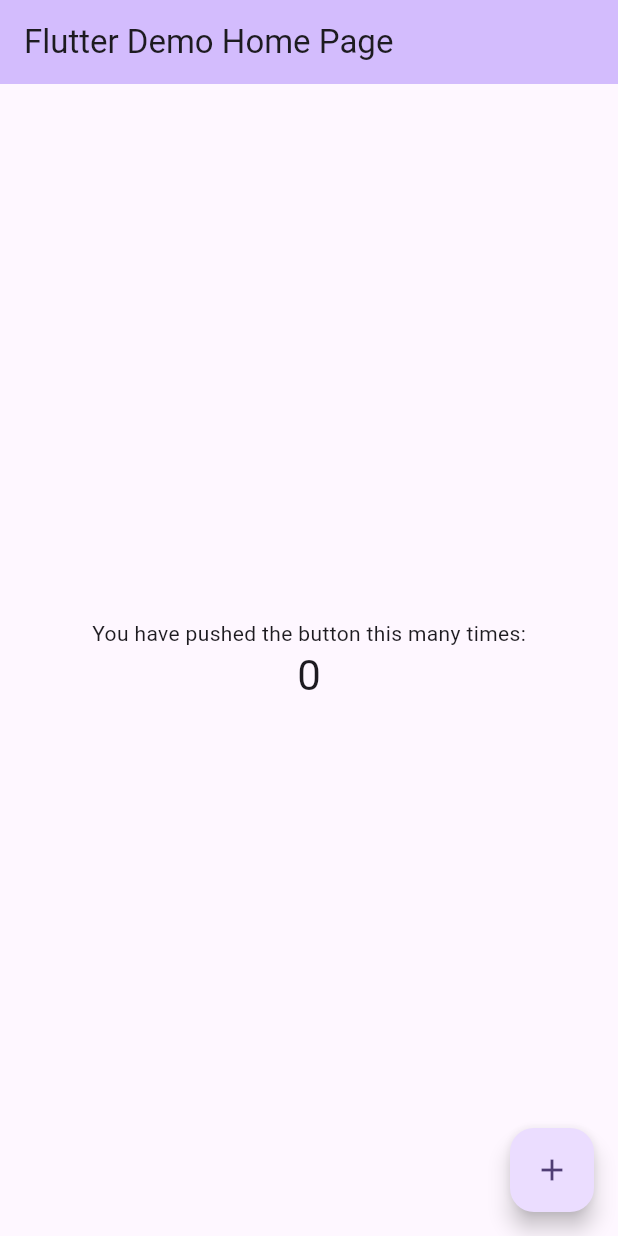
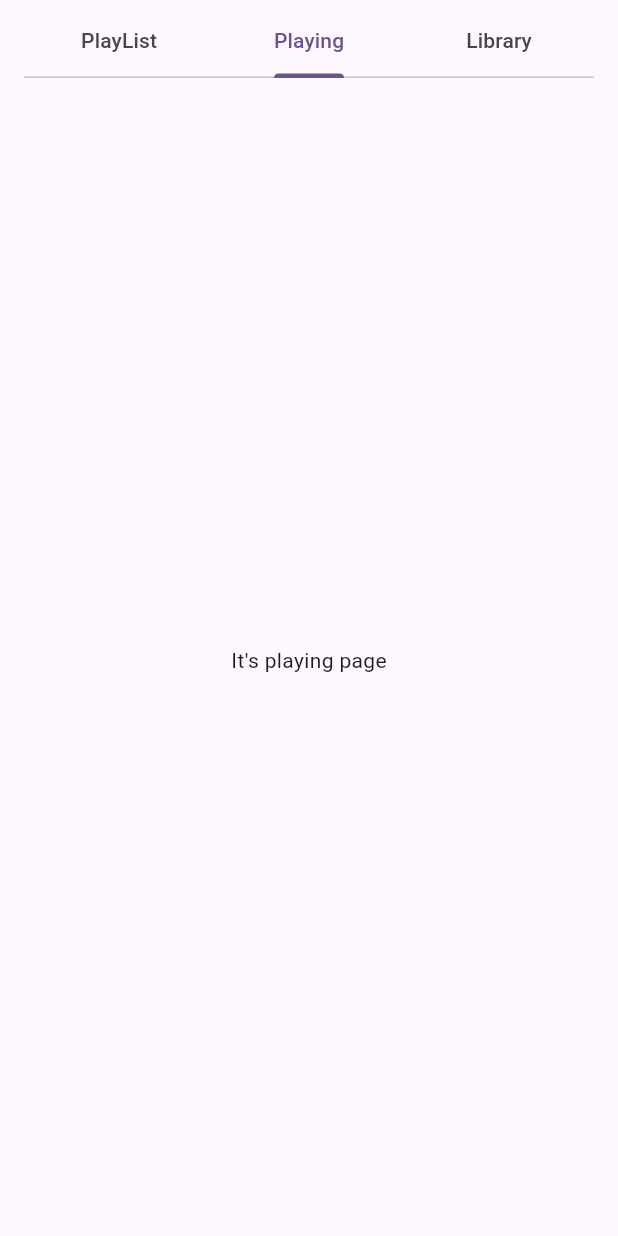
Before and after one commit to du2333/CS4750_Final_Project, a Flutter app: the screen it shows after launch, on a phone screen of 412 x 824 dp. Run offline on Flutter 3.47's test engine with Material 2 defaults, Android fonts, the phone set to English and light mode, and no system bars.

Commit message:
Created Basic Navigation and corresponding pages

```diff
--- /dev/null
+++ b/lib/Navigation/TopBarNav.dart
@@ -0,0 +1,40 @@
+import 'package:flutter/material.dart';
+import 'package:cloudjams/contentPages/LibraryPage.dart';
+import 'package:cloudjams/contentPages/PlayListPage.dart';
+import 'package:cloudjams/contentPages/PlayingPage.dart';
+
+class TopBarNavigation extends StatelessWidget {
+  const TopBarNavigation({super.key});
+
+  @override
+  Widget build(BuildContext context) {
+    return DefaultTabController(
+      initialIndex: 1,
+      length: 3,
+      child: Scaffold(
+        appBar: AppBar(
+          title: const TabBar(
+            tabs: <Widget>[
+              Tab(
+                child: Text("PlayList"),
+              ),
+              Tab(
+                child: Text("Playing"),
+              ),
+              Tab(
+                child: Text("Library"),
+              ),
+            ],
+          ),
+        ),
+        body: const TabBarView(
+          children: <Widget>[
+            PlayListPage(),
+            PlayingPage(),
+            LibraryPage(),
+          ],
+        ),
+      ),
+    );
+  }
+}
--- /dev/null
+++ b/lib/contentPages/PlayingPage.dart
@@ -0,0 +1,19 @@
+import 'package:flutter/material.dart';
+
+class PlayingPage extends StatefulWidget {
+  const PlayingPage({super.key});
+
+  @override
+  State<PlayingPage> createState() => _PlayingPageState();
+}
+
+class _PlayingPageState extends State<PlayingPage> {
+  @override
+  Widget build(BuildContext context) {
+    return const Scaffold(
+      body: Center(
+        child: Text("It's playing page"),
+      ),
+    );
+  }
+}
--- a/lib/main.dart
+++ b/lib/main.dart
@@ -1,4 +1,5 @@
 import 'package:flutter/material.dart';
+import 'Navigation/TopBarNav.dart';
 
 void main() {
   runApp(const MyApp());
@@ -31,95 +32,7 @@ class MyApp extends StatelessWidget {
         colorScheme: ColorScheme.fromSeed(seedColor: Colors.deepPurple),
         useMaterial3: true,
       ),
-      home: const MyHomePage(title: 'Flutter Demo Home Page'),
+      home: const TopBarNavigation(),
     );
   }
 }
-
-class MyHomePage extends StatefulWidget {
-  const MyHomePage({super.key, required this.title});
-
-  // This widget is the home page of your application. It is stateful, meaning
-  // that it has a State object (defined below) that contains fields that affect
-  // how it looks.
-
-  // This class is the configuration for the state. It holds the values (in this
-  // case the title) provided by the parent (in this case the App widget) and
-  // used by the build method of the State. Fields in a Widget subclass are
-  // always marked "final".
-
-  final String title;
-
-  @override
-  State<MyHomePage> createState() => _MyHomePageState();
-}
-
-class _MyHomePageState extends State<MyHomePage> {
-  int _counter = 0;
-
-  void _incrementCounter() {
-    setState(() {
-      // This call to setState tells the Flutter framework that something has
-      // changed in this State, which causes it to rerun the build method below
-      // so that the display can reflect the updated values. If we changed
-      // _counter without calling setState(), then the build method would not be
-      // called again, and so nothing would appear to happen.
-      _counter++;
-    });
-  }
-
-  @override
-  Widget build(BuildContext context) {
-    // This method is rerun every time setState is called, for instance as done
-    // by the _incrementCounter method above.
-    //
-    // The Flutter framework has been optimized to make rerunning build methods
-    // fast, so that you can just rebuild anything that needs updating rather
-    // than having to individually change instances of widgets.
-    return Scaffold(
-      appBar: AppBar(
-        // TRY THIS: Try changing the color here to a specific color (to
-        // Colors.amber, perhaps?) and trigger a hot reload to see the AppBar
-        // change color while the other colors stay the same.
-        backgroundColor: Theme.of(context).colorScheme.inversePrimary,
-        // Here we take the value from the MyHomePage object that was created by
-        // the App.build method, and use it to set our appbar title.
-        title: Text(widget.title),
-      ),
-      body: Center(
-        // Center is a layout widget. It takes a single child and positions it
-        // in the middle of the parent.
-        child: Column(
-          // Column is also a layout widget. It takes a list of children and
-          // arranges them vertically. By default, it sizes itself to fit its
-          // children horizontally, and tries to be as tall as its parent.
-          //
-          // Column has various properties to control how it sizes itself and
-          // how it positions its children. Here we use mainAxisAlignment to
-          // center the children vertically; the main axis here is the vertical
-          // axis because Columns are vertical (the cross axis would be
-          // horizontal).
-          //
-          // TRY THIS: Invoke "debug painting" (choose the "Toggle Debug Paint"
-          // action in the IDE, or press "p" in the console), to see the
-          // wireframe for each widget.
-          mainAxisAlignment: MainAxisAlignment.center,
-          children: <Widget>[
-            const Text(
-              'You have pushed the button this many times:',
-            ),
-            Text(
-              '$_counter',
-              style: Theme.of(context).textTheme.headlineMedium,
-            ),
-          ],
-        ),
-      ),
-      floatingActionButton: FloatingActionButton(
-        onPressed: _incrementCounter,
-        tooltip: 'Increment',
-        child: const Icon(Icons.add),
-      ), // This trailing comma makes auto-formatting nicer for build methods.
-    );
-  }
-}
```
Also changed, not shown: lib/contentPages/LibraryPage.dart (added, +19 -0 lines), lib/contentPages/PlayListPage.dart (added, +19 -0 lines).
